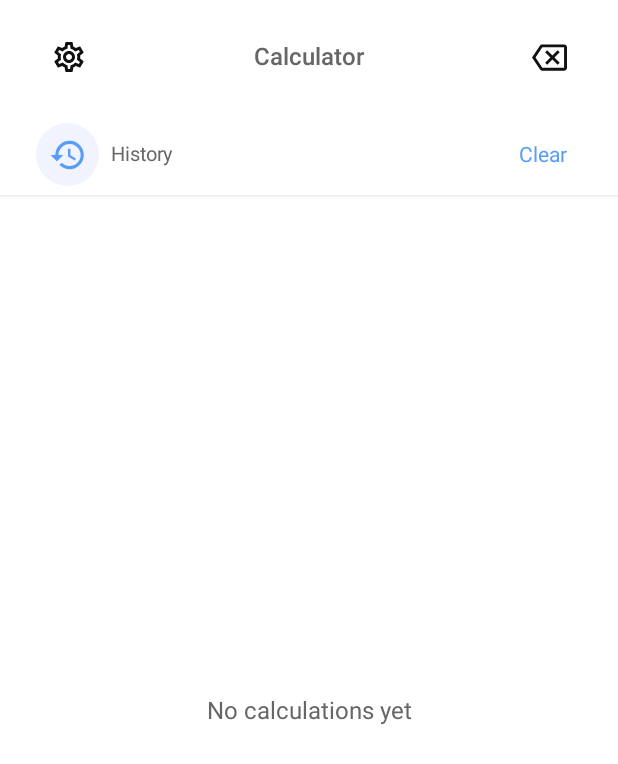
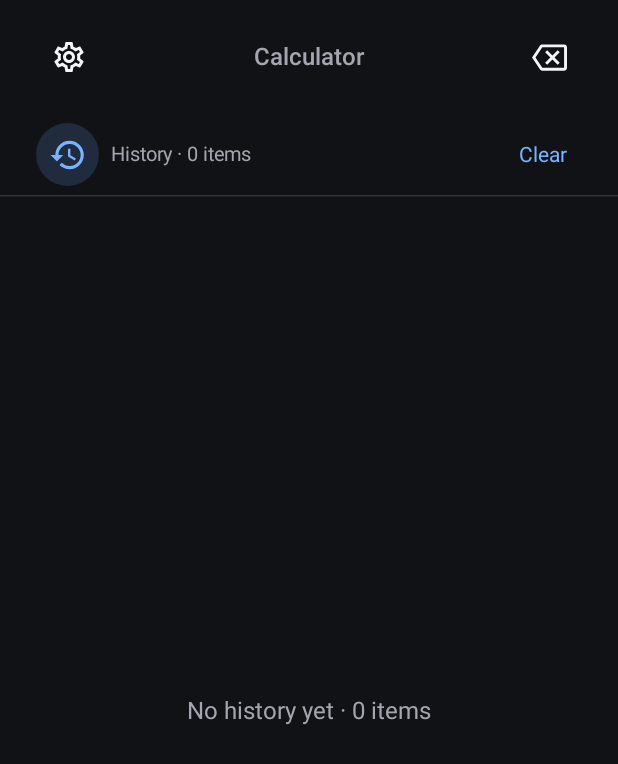
Before and after one commit to wroxtaaar/Calculator, an Android app built with Jetpack Compose: the screen it shows after launch (MainActivity), after a tap on "History", on a phone screen of 412 x 824 dp. Shown: the top 764 px of the screen. Run offline under Robolectric (Android 15) with nearby library versions, the phone set to English and light mode, and no system bars.

Commit message:
Switch calculator to dark mode and show history item count

```diff
--- a/app/src/main/java/com/example/calculator/MainActivity.kt
+++ b/app/src/main/java/com/example/calculator/MainActivity.kt
@@ -38,14 +38,14 @@ import org.json.JSONObject
 import java.math.BigDecimal
 import java.math.MathContext
 
-private val VivoBlue = Color(0xFF579CF8)
-private val White = Color(0xFFFFFFFF)
-private val NumberKey = Color(0xFFF7F7F7)
-private val SpecialKey = Color(0xFFF1F4FF)
-private val MainText = Color(0xFF111111)
-private val Grey = Color(0xFF666666)
-private val EqualYellow = Color(0xFFFFC335)
-private val Line = Color(0xFFECECEC)
+private val VivoBlue = Color(0xFF79B3FF)
+private val White = Color(0xFF111216)
+private val NumberKey = Color(0xFF25272D)
+private val SpecialKey = Color(0xFF202B3D)
+private val MainText = Color(0xFFF3F4F6)
+private val Grey = Color(0xFFA3A6AF)
+private val EqualYellow = Color(0xFFFFB938)
+private val Line = Color(0xFF303239)
 
 private data class HistoryEntry(val expression: String, val result: String, val time: Long)
 
@@ -53,8 +53,8 @@ class MainActivity : ComponentActivity() {
     override fun onCreate(savedInstanceState: Bundle?) {
         super.onCreate(savedInstanceState)
         enableEdgeToEdge(
-            statusBarStyle = SystemBarStyle.light(White.toArgb(), AndroidColor.BLACK),
-            navigationBarStyle = SystemBarStyle.light(White.toArgb(), AndroidColor.BLACK)
+            statusBarStyle = SystemBarStyle.dark(AndroidColor.TRANSPARENT),
+            navigationBarStyle = SystemBarStyle.dark(AndroidColor.TRANSPARENT)
         )
         setContent { CalculatorApp() }
     }
@@ -280,7 +280,7 @@ private fun CalculatorApp() {
                 ) {
                     Icon(Icons.Outlined.History, "History", tint = VivoBlue, modifier = Modifier.size(25.dp))
                 }
-                Text(if (historyVisible) "History" else "Recent calculations", color = Grey, fontSize = 13.sp, modifier = Modifier.padding(start = 8.dp))
+                Text("History · ${calc.history.size} ${if (calc.history.size == 1) "item" else "items"}", color = Grey, fontSize = 13.sp, modifier = Modifier.padding(start = 8.dp))
             }
             if (historyVisible) {
                 Text("Clear", color = VivoBlue, modifier = Modifier.clickable { calc.clearHistory() }.padding(10.dp))
@@ -354,7 +354,7 @@ private fun CalculatorKey(label: String, modifier: Modifier = Modifier, onClick:
 private fun HistoryPanel(entries: List<HistoryEntry>, onSelect: (HistoryEntry) -> Unit) {
     if (entries.isEmpty()) {
         Box(Modifier.fillMaxWidth().fillMaxHeight(), contentAlignment = Alignment.Center) {
-            Text("No calculations yet", color = Grey, fontSize = 16.sp)
+            Text("No history yet · 0 items", color = Grey, fontSize = 16.sp)
         }
     } else {
         LazyColumn(
```
